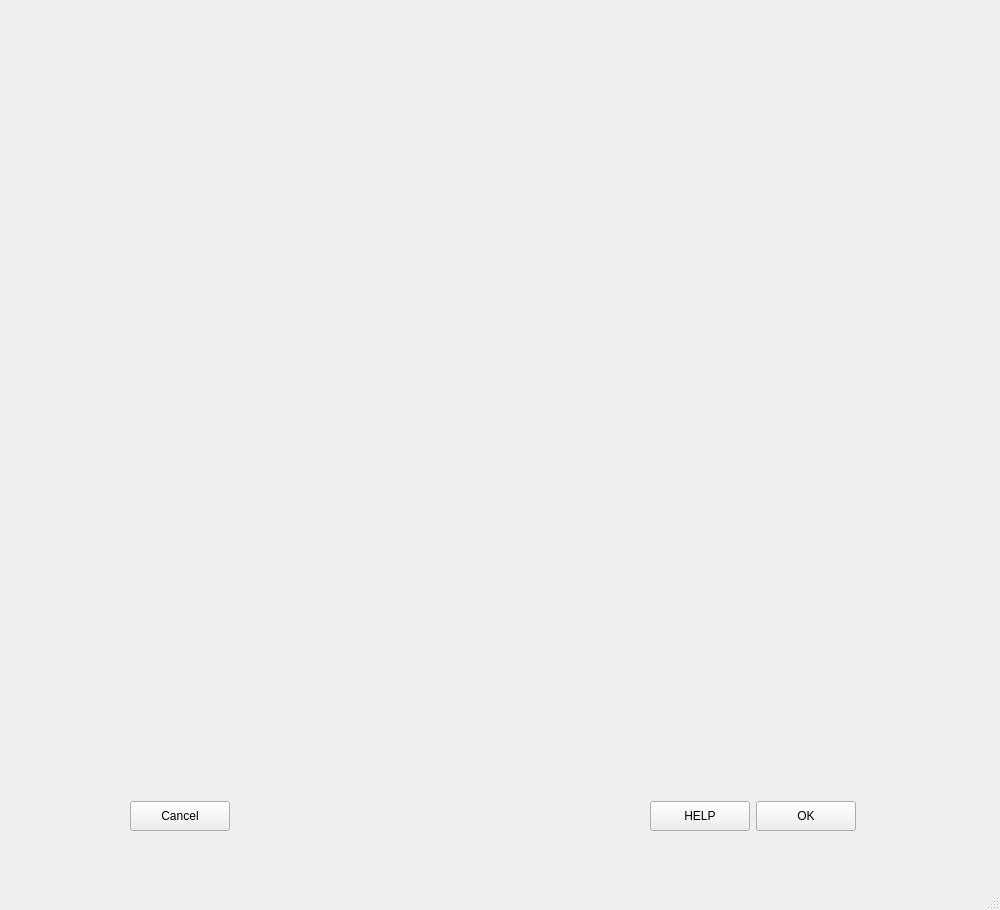
This is ui/ui_registration.ui in neutronimaging/python_notebooks as Qt 5 draws it before an edit. The edited form follows.
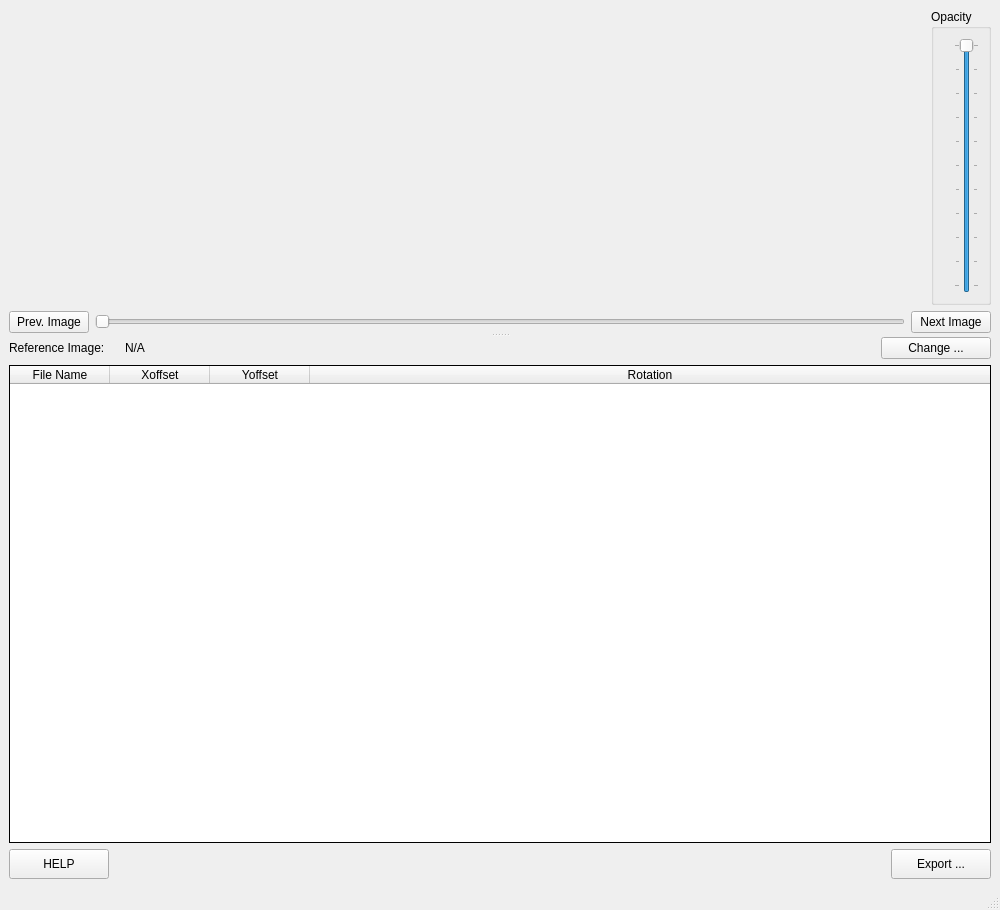
This is the edited form.

Commit message: Registration ui showing up

```diff
--- a/ui/ui_registration.ui
+++ b/ui/ui_registration.ui
@@ -19,19 +19,246 @@
   <property name="windowTitle">
    <string>Registration Tool</string>
   </property>
+  <property name="layoutDirection">
+   <enum>Qt::LeftToRight</enum>
+  </property>
   <widget class="QWidget" name="centralwidget">
+   <layout class="QVBoxLayout" name="verticalLayout_4">
+    <item>
+     <widget class="QSplitter" name="splitter">
+      <property name="orientation">
+       <enum>Qt::Vertical</enum>
+      </property>
    <widget class="QWidget" name="">
-    <property name="geometry">
-     <rect>
-      <x>130</x>
-      <y>800</y>
-      <width>726</width>
-      <height>32</height>
-     </rect>
-    </property>
+       <layout class="QVBoxLayout" name="verticalLayout_2">
+        <item>
+         <layout class="QHBoxLayout" name="horizontalLayout_2">
+          <item>
+           <widget class="QWidget" name="widget" native="true">
+            <property name="sizePolicy">
+             <sizepolicy hsizetype="Expanding" vsizetype="Expanding">
+              <horstretch>0</horstretch>
+              <verstretch>0</verstretch>
+             </sizepolicy>
+            </property>
+            <zorder>verticalSlider</zorder>
+            <zorder>verticalSlider</zorder>
+           </widget>
+          </item>
+          <item>
+           <widget class="QGroupBox" name="groupBox">
+            <property name="minimumSize">
+             <size>
+              <width>60</width>
+              <height>0</height>
+             </size>
+            </property>
+            <property name="maximumSize">
+             <size>
+              <width>60</width>
+              <height>16777215</height>
+             </size>
+            </property>
+            <property name="layoutDirection">
+             <enum>Qt::LeftToRight</enum>
+            </property>
+            <property name="title">
+             <string>Opacity</string>
+            </property>
+            <layout class="QVBoxLayout" name="verticalLayout">
+             <item>
+              <widget class="QSlider" name="verticalSlider">
+               <property name="cursor">
+                <cursorShape>SizeVerCursor</cursorShape>
+               </property>
+               <property name="accessibleDescription">
+                <string extracomment="Working Image Opacity"/>
+               </property>
+               <property name="layoutDirection">
+                <enum>Qt::RightToLeft</enum>
+               </property>
+               <property name="maximum">
+                <number>100</number>
+               </property>
+               <property name="value">
+                <number>100</number>
+               </property>
+               <property name="orientation">
+                <enum>Qt::Vertical</enum>
+               </property>
+               <property name="invertedAppearance">
+                <bool>false</bool>
+               </property>
+               <property name="invertedControls">
+                <bool>false</bool>
+               </property>
+               <property name="tickPosition">
+                <enum>QSlider::TicksBothSides</enum>
+               </property>
+              </widget>
+             </item>
+            </layout>
+           </widget>
+          </item>
+         </layout>
+        </item>
+        <item>
+         <layout class="QHBoxLayout" name="horizontalLayout_3">
+          <item>
+           <widget class="QPushButton" name="pushButton">
+            <property name="text">
+             <string>Prev. Image</string>
+            </property>
+           </widget>
+          </item>
+          <item>
+           <widget class="QSlider" name="horizontalSlider">
+            <property name="layoutDirection">
+             <enum>Qt::LeftToRight</enum>
+            </property>
+            <property name="orientation">
+             <enum>Qt::Horizontal</enum>
+            </property>
+           </widget>
+          </item>
+          <item>
+           <widget class="QPushButton" name="pushButton_2">
+            <property name="text">
+             <string>Next Image</string>
+            </property>
+           </widget>
+          </item>
+         </layout>
+        </item>
+       </layout>
+      </widget>
+      <widget class="QWidget" name="">
+       <layout class="QVBoxLayout" name="verticalLayout_3">
+        <item>
+         <layout class="QHBoxLayout" name="horizontalLayout_4">
+          <item>
+           <widget class="QLabel" name="label">
+            <property name="minimumSize">
+             <size>
+              <width>110</width>
+              <height>0</height>
+             </size>
+            </property>
+            <property name="maximumSize">
+             <size>
+              <width>110</width>
+              <height>16777215</height>
+             </size>
+            </property>
+            <property name="text">
+             <string>Reference Image:</string>
+            </property>
+           </widget>
+          </item>
+          <item>
+           <widget class="QLabel" name="label_2">
+            <property name="text">
+             <string>N/A</string>
+            </property>
+           </widget>
+          </item>
+          <item>
+           <widget class="QPushButton" name="pushButton_3">
+            <property name="minimumSize">
+             <size>
+              <width>110</width>
+              <height>0</height>
+             </size>
+            </property>
+            <property name="maximumSize">
+             <size>
+              <width>110</width>
+              <height>16777215</height>
+             </size>
+            </property>
+            <property name="text">
+             <string>Change ...</string>
+            </property>
+           </widget>
+          </item>
+         </layout>
+        </item>
+        <item>
+         <widget class="QTableWidget" name="tableWidget">
+          <property name="sizePolicy">
+           <sizepolicy hsizetype="Expanding" vsizetype="Minimum">
+            <horstretch>0</horstretch>
+            <verstretch>0</verstretch>
+           </sizepolicy>
+          </property>
+          <property name="minimumSize">
+           <size>
+            <width>0</width>
+            <height>0</height>
+           </size>
+          </property>
+          <property name="maximumSize">
+           <size>
+            <width>16777215</width>
+            <height>16777215</height>
+           </size>
+          </property>
+          <property name="baseSize">
+           <size>
+            <width>0</width>
+            <height>0</height>
+           </size>
+          </property>
+          <property name="frameShape">
+           <enum>QFrame::Box</enum>
+          </property>
+          <property name="frameShadow">
+           <enum>QFrame::Plain</enum>
+          </property>
+          <property name="defaultDropAction">
+           <enum>Qt::IgnoreAction</enum>
+          </property>
+          <property name="alternatingRowColors">
+           <bool>true</bool>
+          </property>
+          <property name="selectionMode">
+           <enum>QAbstractItemView::SingleSelection</enum>
+          </property>
+          <property name="selectionBehavior">
+           <enum>QAbstractItemView::SelectRows</enum>
+          </property>
+          <property name="gridStyle">
+           <enum>Qt::SolidLine</enum>
+          </property>
+          <attribute name="horizontalHeaderStretchLastSection">
+           <bool>true</bool>
+          </attribute>
+          <column>
+           <property name="text">
+            <string>File Name</string>
+           </property>
+          </column>
+          <column>
+           <property name="text">
+            <string>Xoffset</string>
+           </property>
+          </column>
+          <column>
+           <property name="text">
+            <string>Yoffset</string>
+           </property>
+          </column>
+          <column>
+           <property name="text">
+            <string>Rotation</string>
+           </property>
+          </column>
+         </widget>
+        </item>
+        <item>
     <layout class="QHBoxLayout" name="horizontalLayout">
      <item>
-      <widget class="QPushButton" name="cancel_button">
+           <widget class="QPushButton" name="help_button">
        <property name="minimumSize">
         <size>
          <width>100</width>
@@ -45,7 +272,7 @@
         </size>
        </property>
        <property name="text">
-        <string>Cancel</string>
+             <string>HELP</string>
        </property>
       </widget>
      </item>
@@ -63,7 +290,7 @@
       </spacer>
      </item>
      <item>
-      <widget class="QPushButton" name="help_button">
+           <widget class="QPushButton" name="export_button">
        <property name="minimumSize">
         <size>
          <width>100</width>
@@ -77,31 +304,17 @@
         </size>
        </property>
        <property name="text">
-        <string>HELP</string>
+             <string>Export ...</string>
        </property>
       </widget>
      </item>
-     <item>
-      <widget class="QPushButton" name="ok_button">
-       <property name="minimumSize">
-        <size>
-         <width>100</width>
-         <height>30</height>
-        </size>
-       </property>
-       <property name="maximumSize">
-        <size>
-         <width>100</width>
-         <height>30</height>
-        </size>
-       </property>
-       <property name="text">
-        <string>OK</string>
-       </property>
-      </widget>
+         </layout>
      </item>
     </layout>
    </widget>
+     </widget>
+    </item>
+   </layout>
   </widget>
   <widget class="QMenuBar" name="menubar">
    <property name="geometry">
```
Left out of the diff: 114 changed lines with no effect on the pictures. Lines whose indentation alone changed are shown as unchanged. The commit also changes 6 other files.
